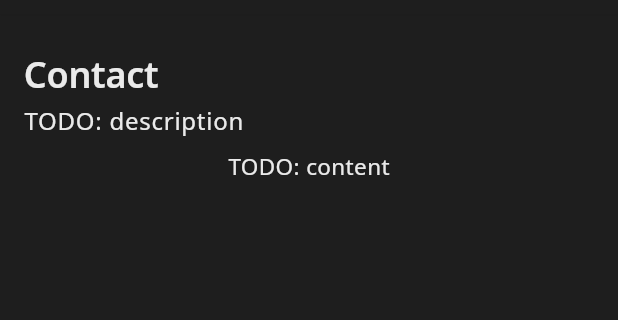
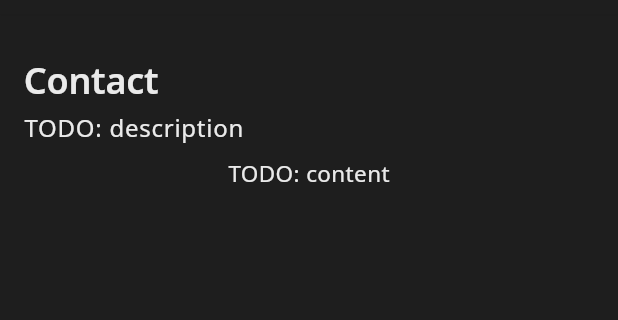
Before and after one commit to luminietos/wp_world, a Flutter app: the ContactPage screen opened by its route, after a tap on the "light mode" icon, on a phone screen of 412 x 824 dp, the part 82-402 px from its top. Run offline on Flutter 3.47's test engine with Material 3 defaults, Android fonts, the phone set to English and light mode, and no system bars; our stand-ins replace auto_route, flutter_riverpod, flutter_screenutil, hooks_riverpod, shared_preferences; missing offline and left inert: flutter_country_flags; accounts and stored records are empty; project files that could hold a hidden picture were left out.

Commit message:
Timeline and layout fixes

```diff
--- a/lib/pages/about_page.dart
+++ b/lib/pages/about_page.dart
@@ -2,7 +2,7 @@ import 'package:auto_route/auto_route.dart';
 import 'package:flutter/material.dart';
 import 'package:wp_world/data/timeline_data.dart';
 import 'package:wp_world/l10n/app_localizations.dart';
-import 'package:wp_world/utils/spacing.dart';
+// import 'package:wp_world/utils/spacing.dart';
 import 'package:wp_world/widgets/section.dart';
 import 'package:wp_world/widgets/timeline.dart';
 
--- a/lib/pages/case_study_page.dart
+++ b/lib/pages/case_study_page.dart
@@ -33,7 +33,8 @@ class _CaseStudyPageState extends State<CaseStudyPage> {
   Widget build(BuildContext context) {
     final localizations = AppLocalizations.of(context)!;
 
-    return FutureBuilder<List<Project>>(
+    return SingleChildScrollView(
+      child: FutureBuilder<List<Project>>(
         future: _projectsFuture,
         builder: (context, snapshot) {
           if (snapshot.connectionState == ConnectionState.waiting) {
@@ -130,6 +131,7 @@ class _CaseStudyPageState extends State<CaseStudyPage> {
             ],
           );
         },
+      ),
     );
   }
 }
--- a/lib/pages/contact_page.dart
+++ b/lib/pages/contact_page.dart
@@ -13,7 +13,8 @@ class ContactPage extends StatelessWidget {
     final colors = Theme.of(context).colorScheme;
     final localizations = AppLocalizations.of(context)!;
 
-    return Column(
+    return SingleChildScrollView(
+      child: Column(
         crossAxisAlignment: CrossAxisAlignment.start,
         children: [
           Section(
@@ -22,6 +23,7 @@ class ContactPage extends StatelessWidget {
             child: Center(child: Text("TODO: content")),
           ),
         ],
+      ),
     );
   }
 }
--- a/lib/pages/home_page.dart
+++ b/lib/pages/home_page.dart
@@ -13,7 +13,8 @@ class HomePage extends StatelessWidget {
     final localizations = AppLocalizations.of(context)!;
     final colors = Theme.of(context).colorScheme;
 
-    return Column(
+    return SingleChildScrollView(
+      child: Column(
         crossAxisAlignment: CrossAxisAlignment.start,
         children: [
           Section(
@@ -22,6 +23,7 @@ class HomePage extends StatelessWidget {
             child: Center(child: Text("TODO: content")),
           ),
         ],
+      ),
     );
   }
 }
--- a/lib/widgets/page_wrapper.dart
+++ b/lib/widgets/page_wrapper.dart
@@ -2,8 +2,6 @@
 
 import 'package:flutter/material.dart';
 import 'package:wp_world/l10n/app_localizations.dart';
-import 'package:wp_world/widgets/responsive_grid.dart';
-// import '../utils/layout.dart';
 import '../utils/responsive.dart';
 
 class PageWrapper extends StatelessWidget {
@@ -26,16 +24,7 @@ class PageWrapper extends StatelessWidget {
 
     final verticalPadding = isMobile ? 24.0 : 32.0;
 
-    // dynamic maxWidth based on page type
-    double maxWidth;
-
-    if (child is ResponsiveGrid) {
-      // ProjectsPage grid
-      maxWidth = 1200;
-    } else {
-      // Text-heavy pages
-      maxWidth = isDesktop ? 840 : 680;
-    }
+    final maxWidth = isDesktop ? 1200.0 : 680.0;
 
     return Semantics(
       container: true,
@@ -43,8 +32,6 @@ class PageWrapper extends StatelessWidget {
       label: localizations.pageContentWrapper,
       child: Container(
         color: Theme.of(context).colorScheme.surface,
-        // global scroll container
-        child: SingleChildScrollView(
         child: Padding(
           padding: EdgeInsets.symmetric(
             horizontal: horizontalPadding,
@@ -59,7 +46,6 @@ class PageWrapper extends StatelessWidget {
           ),
         ),
       ),
-      ),
     );
   }
 }
--- a/lib/widgets/section.dart
+++ b/lib/widgets/section.dart
@@ -34,6 +34,7 @@ class Section extends StatelessWidget {
       child: Column(
         crossAxisAlignment: CrossAxisAlignment.start,
         children: [
+          SizedBox(height: Spacing.md), // space below header and above title
           // TITLE (optional)
           if (title != null)
             Padding(
```
Also changed, not shown: lib/pages/projects_page.dart (+8 -5 lines), lib/widgets/timeline.dart (+65 -7 lines), 1 other file. Lines whose indentation alone changed are shown as unchanged.
